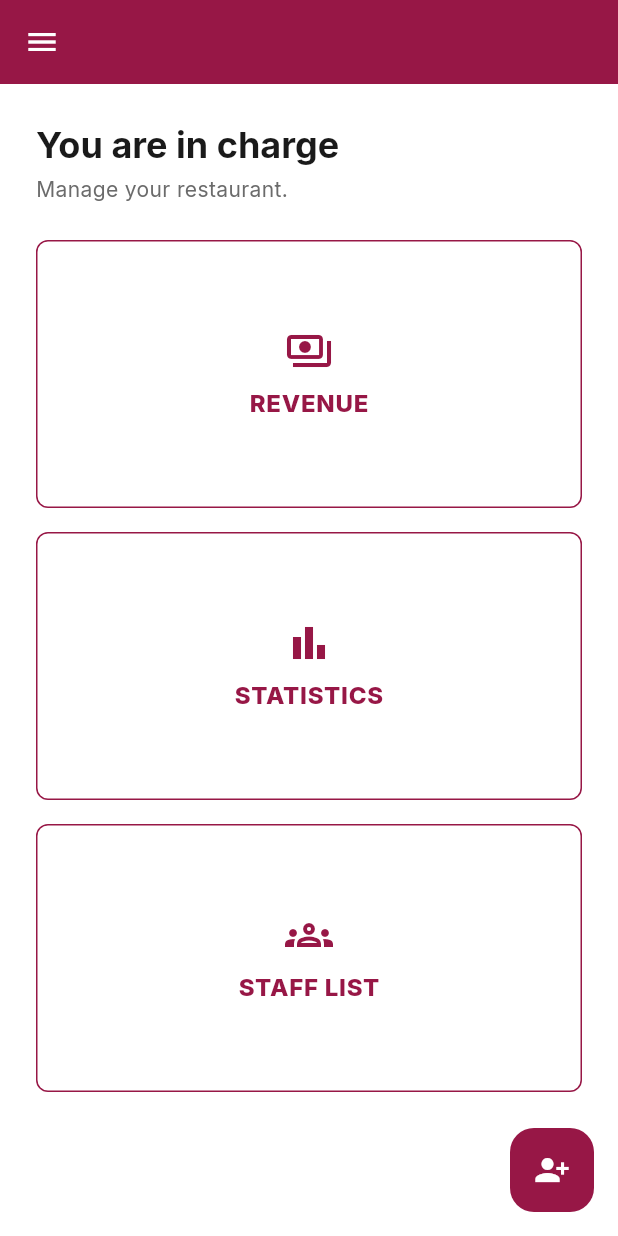
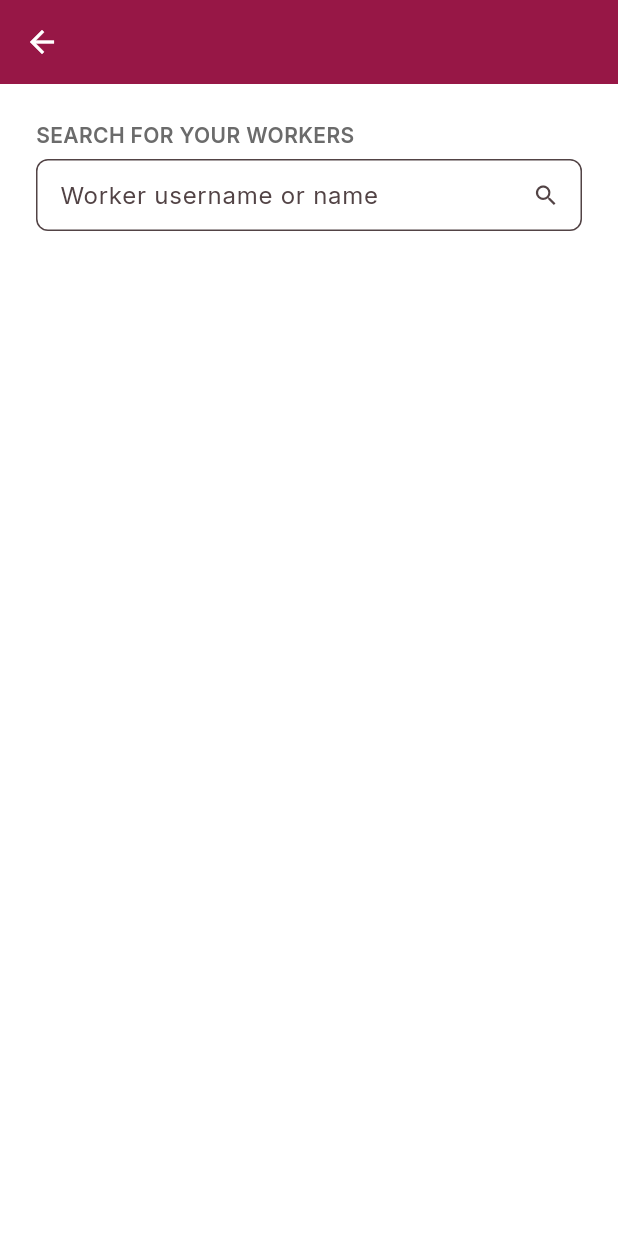
Before and after one commit to 2K-Solutions/KonoFrontend, a Flutter app: the OwnerHomeScreen screen opened by its route, after a tap on the "person add alt 1" icon, on a phone screen of 412 x 824 dp. Run offline on Flutter 3.47's test engine with Material 3 defaults, Android fonts, the phone set to English and light mode, and no system bars; our stand-ins replace dio, flutter_riverpod, flutter_secure_storage, go_router; accounts and stored records are empty.

Commit message:
feat: add invite worker search screen

```diff
--- a/lib/core/router.dart
+++ b/lib/core/router.dart
@@ -6,6 +6,7 @@ import 'package:konofrontend/features/auth/presentation/screens/worker_choice_sc
 import 'package:konofrontend/features/auth/presentation/screens/worker_registration_screen.dart';
 import 'package:konofrontend/features/auth/presentation/screens/wait_for_invite_screen.dart';
 import 'package:konofrontend/features/auth/presentation/screens/worker_profile_screen.dart';
+import 'package:konofrontend/features/owner/presentation/screens/invite_worker_screen.dart';
 import 'package:konofrontend/features/owner/presentation/screens/owner_home_screen.dart';
 import 'package:konofrontend/features/owner/presentation/screens/restaurant_selection_screen.dart';
 
@@ -34,6 +35,10 @@ final GoRouter appRouter = GoRouter(
       builder: (context, state) => const OwnerHomeScreen(),
     ),
     GoRoute(
+      path: AppRoutes.ownerInviteWorker,
+      builder: (context, state) => const InviteWorkerScreen(),
+    ),
+    GoRoute(
       path: AppRoutes.workerChoice,
       builder: (context, state) => const WorkerChoiceScreen(),
     ),
--- a/lib/core/routes.dart
+++ b/lib/core/routes.dart
@@ -5,6 +5,7 @@ class AppRoutes {
   static const ownerLogin = '/owner/login';
   static const restaurantSelection = '/owner/restaurants';
   static const ownerHome = '/owner/home';
+  static const ownerInviteWorker = '/owner/invite';
   static const workerChoice = '/worker';
   static const workerRegister = '/worker/register';
   static const workerLogin = '/worker/login';
--- a/lib/core/widgets/app_text_field.dart
+++ b/lib/core/widgets/app_text_field.dart
@@ -10,6 +10,7 @@ class AppTextField extends StatefulWidget {
     this.obscureText = false,
     this.keyboardType,
     this.maxLength,
+    this.suffixIcon,
   });
 
   final String label;
@@ -19,6 +20,7 @@ class AppTextField extends StatefulWidget {
   final bool obscureText;
   final TextInputType? keyboardType;
   final int? maxLength;
+  final Widget? suffixIcon;
 
   @override
   State<AppTextField> createState() => _AppTextFieldState();
@@ -50,7 +52,7 @@ class _AppTextFieldState extends State<AppTextField> {
                       icon: Icon(_obscure ? Icons.visibility_outlined : Icons.visibility_off_outlined),
                       onPressed: () => setState(() => _obscure = !_obscure),
                     )
-                  : null,
+                  : widget.suffixIcon,
             ),
           ),
         ],
--- /dev/null
+++ b/lib/features/owner/presentation/screens/invite_worker_screen.dart
@@ -0,0 +1,27 @@
+import 'package:flutter/material.dart';
+import 'package:konofrontend/core/widgets/app_text_field.dart';
+
+class InviteWorkerScreen extends StatelessWidget {
+  const InviteWorkerScreen({super.key});
+
+  @override
+  Widget build(BuildContext context) {
+    return Scaffold(
+      appBar: AppBar(),
+      body: SafeArea(
+        child: Padding(
+          padding: const EdgeInsets.fromLTRB(24, 24, 24, 24),
+          child: Column(
+            children: [
+              AppTextField(
+                label: 'Search for your workers',
+                hint: 'Worker username or name',
+                suffixIcon: const Icon(Icons.search),
+              ),
+            ],
+          ),
+        ),
+      ),
+    );
+  }
+}
--- a/lib/features/owner/presentation/screens/owner_home_screen.dart
+++ b/lib/features/owner/presentation/screens/owner_home_screen.dart
@@ -1,5 +1,7 @@
 import 'package:flutter/material.dart';
 import 'package:flutter_riverpod/flutter_riverpod.dart';
+import 'package:go_router/go_router.dart';
+import 'package:konofrontend/core/routes.dart';
 import 'package:konofrontend/core/theme.dart';
 import 'package:konofrontend/core/widgets/icon_menu_card.dart';
 import 'package:konofrontend/features/owner/selected_restaurant_provider.dart';
@@ -63,7 +65,7 @@ class OwnerHomeScreen extends ConsumerWidget {
         backgroundColor: AppColors.primary,
         foregroundColor: Colors.white,
         elevation: 0,
-        onPressed: () {},
+        onPressed: () => context.push(AppRoutes.ownerInviteWorker),
         child: const Icon(Icons.person_add_alt_1),
       ),
     );
```
